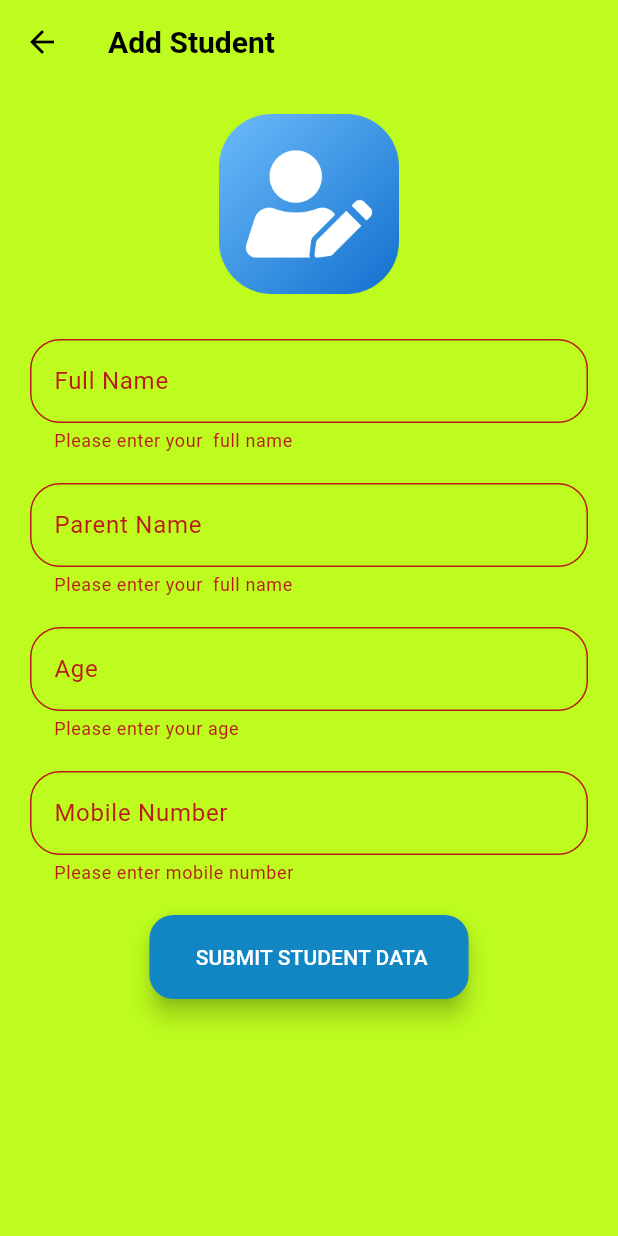
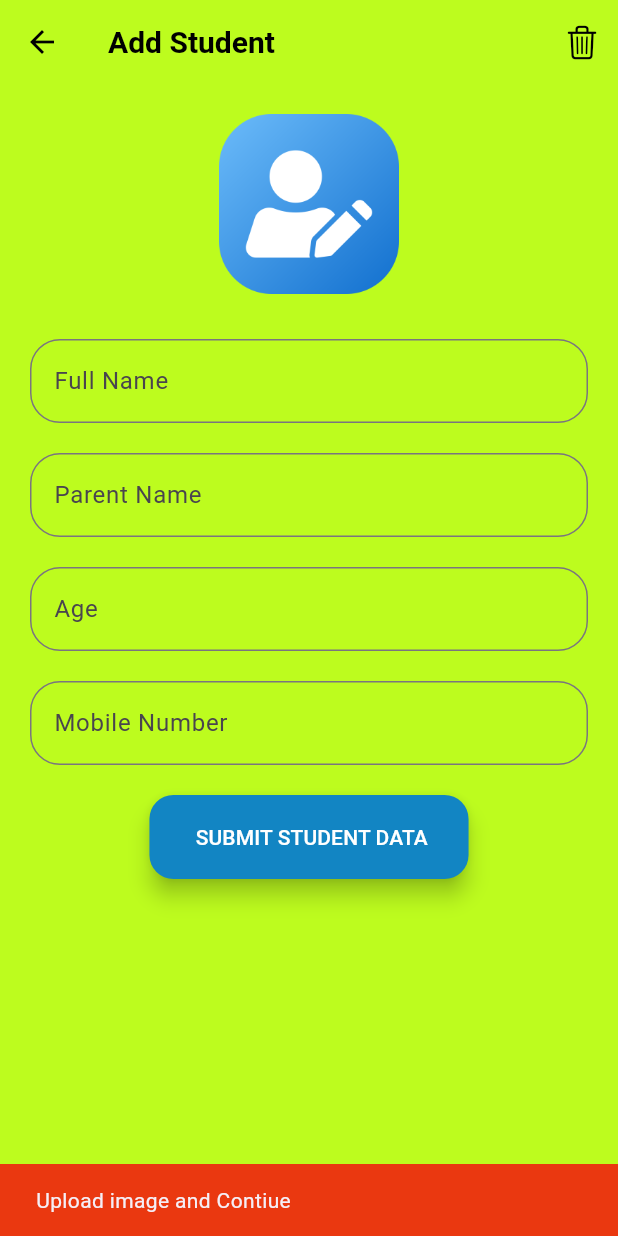
Before and after one commit to joyaljosephnote/Student-Record-Using-Provider, a Flutter app: the StudentAddAndEdit screen opened directly, after a tap on "SUBMIT STUDENT DATA", on a phone screen of 412 x 824 dp. Run offline on Flutter 3.47's test engine with Material 2 defaults, Android fonts, the phone set to English and light mode, and no system bars; our stand-ins replace image_picker, sqflite; accounts and stored records are empty.

```diff
--- a/lib/constants/colors.dart
+++ b/lib/constants/colors.dart
@@ -8,3 +8,4 @@ const kblack12 = Colors.black12;
 const kgrey = Colors.grey;
 const kbuttonColor = Color(0xFFFF3D08);
 final kSerchBarColor = Colors.grey[200];
+const Color kThemeColorGreen = Color.fromARGB(255, 234, 56, 16);
--- a/lib/view/add_and_edit/student_add_and_edit_screen.dart
+++ b/lib/view/add_and_edit/student_add_and_edit_screen.dart
@@ -2,6 +2,7 @@
 
 import 'dart:io';
 
+import 'package:flutter/cupertino.dart';
 import 'package:flutter/material.dart';
 import 'package:image_picker/image_picker.dart';
 import 'package:provider/provider.dart';
@@ -12,6 +13,7 @@ import 'package:student_provider/controller/database/db_functions.dart';
 import 'package:student_provider/controller/functions/validator.dart';
 import 'package:student_provider/controller/provider/student_model_provider.dart';
 import 'package:student_provider/model/student_model.dart';
+import 'package:student_provider/view/add_and_edit/widget/snack_bar_message.dart';
 import 'package:student_provider/view/add_and_edit/widget/student_profile_image.dart';
 
 enum ActionType {
@@ -42,6 +44,21 @@ class StudentAddAndEdit extends StatelessWidget {
         title: action == ActionType.add
             ? const Text('Add Student')
             : const Text('Edit Student'),
+        actions: [
+          action == ActionType.add
+              ? IconButton(
+                  onPressed: () => clear(),
+                  icon: const Icon(CupertinoIcons.delete_simple))
+              : IconButton(
+                  onPressed: () async {
+                    await context
+                        .read<StudentModelProvider>()
+                        .deleteModel(model?.id as int);
+                    snacMasage(context, 'Student Data Deleted');
+                    clear();
+                  },
+                  icon: const Icon(CupertinoIcons.delete_simple))
+        ],
       ),
       body: SafeArea(
         child: SingleChildScrollView(
@@ -66,12 +83,14 @@ class StudentAddAndEdit extends StatelessWidget {
                   ),
                   kheight30,
                   TextFormField(
+                    textCapitalization: TextCapitalization.words,
                     validator: (value) => nameValidator(value),
                     controller: nameController,
                     decoration: textFormFeild('Full Name'),
                   ),
                   kheight20,
                   TextFormField(
+                    textCapitalization: TextCapitalization.words,
                     validator: (value) => nameValidator(value),
                     controller: parentNameController,
                     decoration: textFormFeild('Parent Name'),
@@ -96,19 +115,24 @@ class StudentAddAndEdit extends StatelessWidget {
                     foregroundColor: Colors.white,
                     onPressed: () async {
                       if (action == ActionType.add) {
+                        if (image.value != null) {
                           if (_formKey.currentState!.validate()) {
                             final student = Student(
                                 name: nameController.text.trim(),
                                 parentName: parentNameController.text.trim(),
                                 age: ageController.text.trim(),
-                            mobileNumber: mobileNumberController.text.trim(),
-                            image: image.value,
-                          );
+                                mobileNumber:
+                                    mobileNumberController.text.trim(),
+                                image: image.value);
                             await context
                                 .read<StudentModelProvider>()
                                 .addOrEdit(student, action == ActionType.edit);
                             Navigator.of(context).pop();
+                            snacMasage(context, 'Student Data Saved');
                             clear();
+                          }
+                        } else {
+                          snacMasage(context, 'Upload image and Contiue');
                         }
                       } else {
                         if (_formKey.currentState!.validate()) {
@@ -118,12 +142,12 @@ class StudentAddAndEdit extends StatelessWidget {
                               parentName: parentNameController.text.trim(),
                               age: ageController.text.trim(),
                               mobileNumber: mobileNumberController.text.trim(),
-                            image: image.value,
-                          );
+                              image: image.value);
                           await context
                               .read<StudentModelProvider>()
                               .addOrEdit(student, action == ActionType.edit);
                           Navigator.of(context).pop();
+                          snacMasage(context, 'Student Data Updated');
                           clear();
                         }
                       }
--- /dev/null
+++ b/lib/view/add_and_edit/widget/snack_bar_message.dart
@@ -0,0 +1,8 @@
+import 'package:flutter/material.dart';
+import 'package:student_provider/constants/colors.dart';
+
+void snacMasage(BuildContext context, String masage) {
+  ScaffoldMessenger.of(context).showSnackBar(
+    SnackBar(backgroundColor: kThemeColorGreen, content: Text(masage)),
+  );
+}
```
Also changed, not shown: lib/view/home/home_screen.dart (+5 -2 lines). Lines whose indentation alone changed are shown as unchanged.
